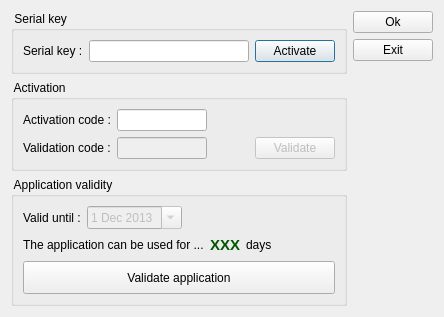
Qt form client/dlgserialreg.ui (tbikfalvi/Belenus) before a commit.
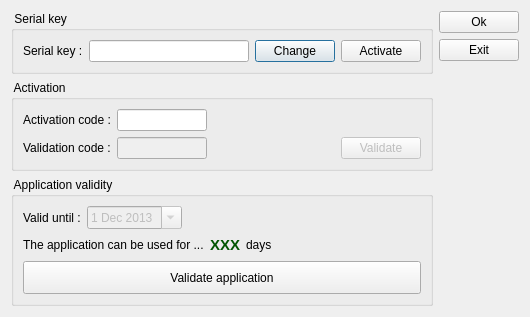
The same form after that commit.

```diff
--- a/client/dlgserialreg.ui
+++ b/client/dlgserialreg.ui
@@ -6,7 +6,7 @@
    <rect>
     <x>0</x>
     <y>0</y>
-    <width>429</width>
+    <width>523</width>
     <height>292</height>
    </rect>
   </property>
@@ -61,6 +61,19 @@
           </property>
          </spacer>
         </item>
+        <item>
+         <widget class="QPushButton" name="pbChangeKey">
+          <property name="text">
+           <string>Change</string>
+          </property>
+          <property name="iconSize">
+           <size>
+            <width>20</width>
+            <height>20</height>
+           </size>
+          </property>
+         </widget>
+        </item>
         <item>
          <widget class="QPushButton" name="pbActivateKey">
           <property name="text">
```
Left out of the diff: 6 changed lines with no effect on the pictures.
